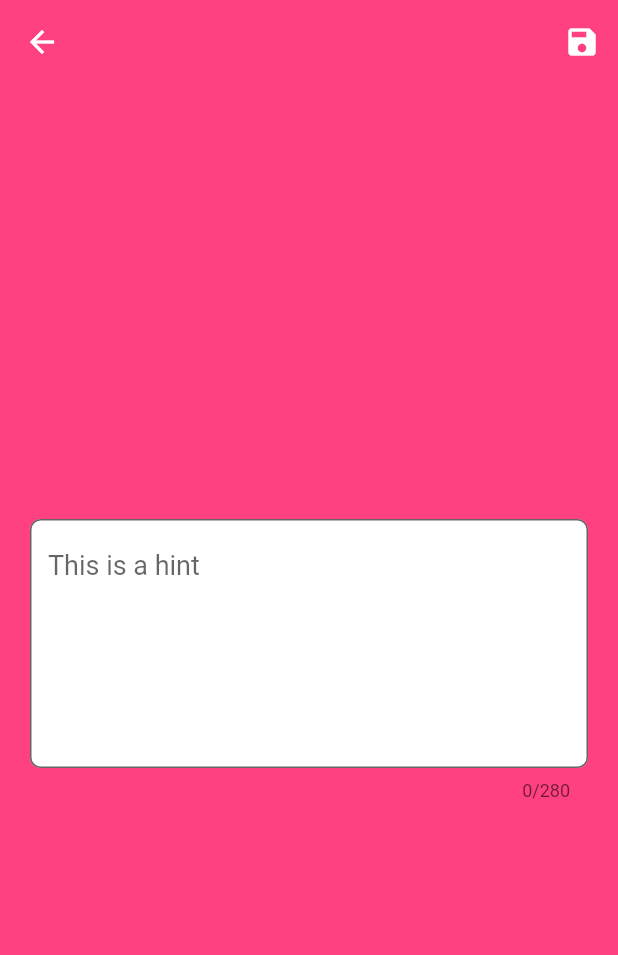
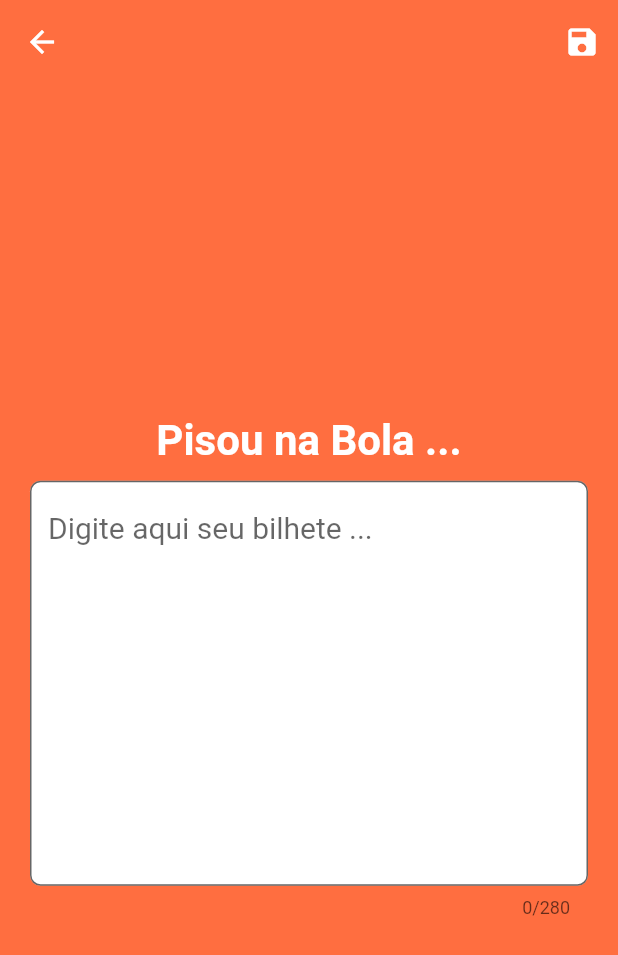
Before and after one commit to t00lmaker/lunnar, a Flutter app: the screen it shows after launch, after a tap on "Pisou na Bola", on a phone screen of 412 x 824 dp. Shown: the top 955 px of the screen. Run offline on Flutter 3.47's test engine with Material 2 defaults, Android fonts, the phone set to English and light mode, and no system bars.

Commit message:
- Melhorar estrutura de categorização. - melhorias visuais usando as melhorias de categorização.

```diff
--- /dev/null
+++ b/lib/categoria.dart
@@ -0,0 +1,14 @@
+import 'package:flutter/material.dart';
+import 'dart:core';
+
+class Categoria {
+  final String name;
+
+  final String description;
+
+  final IconData icon;
+
+  final Color color;
+
+  const Categoria(this.name, this.description, this.icon, this.color);
+}
--- /dev/null
+++ b/lib/categoria_enum.dart
@@ -0,0 +1,30 @@
+import 'package:flutter/material.dart';
+import 'dart:core';
+import './categoria.dart';
+
+class CategoriaEnum {
+  static const Categoria LOVE = const Categoria(
+      "love", "Te amo por isso", Icons.favorite, Colors.pinkAccent);
+
+  static const Categoria REMEMBER = const Categoria(
+      "remember", "Lembrei de você", Icons.add_alert, Colors.teal);
+
+  static const Categoria QUOTE = const Categoria(
+      "quote", "Só queria te dizer", Icons.format_quote, Colors.blue);
+
+  static const Categoria IDEIA = const Categoria(
+      "ideia", "Nós poderiamos", Icons.lightbulb_outline, Colors.deepPurple);
+
+  static const Categoria ALERT = const Categoria(
+      "alert", "Comportamento Suspeito", Icons.announcement, Colors.amber);
+
+  static const Categoria ERROR = const Categoria(
+      "error", "Pisou na Bola", Icons.block, Colors.deepOrangeAccent);
+
+  static const Categoria HATE =
+      const Categoria("hate", "Odeio quando", Icons.delete_forever, Colors.red);
+
+  static get values => [LOVE, REMEMBER, QUOTE, IDEIA, ALERT, ERROR, HATE];
+
+  CategoriaEnum._();
+}
--- a/lib/home_page.dart
+++ b/lib/home_page.dart
@@ -1,5 +1,7 @@
 import 'package:flutter/material.dart';
 import './registre_page.dart';
+import './categoria_enum.dart';
+import './categoria.dart';
 
 class HomePage extends StatefulWidget {
   @override
@@ -10,51 +12,51 @@ class _HomePageState extends State<HomePage> {
   @override
   Widget build(BuildContext context) {
     return new Scaffold(
-      backgroundColor: Colors.pinkAccent,
+      backgroundColor: Colors.white,
       body: new Center(
           child: new Container(
               child: new Column(
                   mainAxisAlignment: MainAxisAlignment.center,
                   children: <Widget>[
-            new ItemMainList(icon: Icons.favorite, text: 'Te amo por isso ...'),
+            new ItemMainList(categoria: CategoriaEnum.LOVE),
             new Divider(),
-            new ItemMainList(icon: Icons.add_alert, text: 'Lembrei de Você'),
+            new ItemMainList(categoria: CategoriaEnum.REMEMBER),
             new Divider(),
-            new ItemMainList(
-                icon: Icons.format_quote, text: 'Só queria te dizer ...'),
+            new ItemMainList(categoria: CategoriaEnum.QUOTE),
             new Divider(),
-            new ItemMainList(
-                icon: Icons.lightbulb_outline, text: 'Nós poderiamos ...'),
+            new ItemMainList(categoria: CategoriaEnum.IDEIA),
             new Divider(),
-            new ItemMainList(
-                icon: Icons.announcement, text: 'Comportamento Suspeito'),
+            new ItemMainList(categoria: CategoriaEnum.ALERT),
             new Divider(),
-            new ItemMainList(icon: Icons.block, text: 'Pisou na Bola'),
+            new ItemMainList(categoria: CategoriaEnum.ERROR),
             new Divider(),
-            new ItemMainList(icon: Icons.delete_forever, text: 'Odeio isso ...'),
+            new ItemMainList(categoria: CategoriaEnum.HATE)
           ]))),
     );
   }
 }
 
 class ItemMainList extends StatelessWidget {
-  final IconData icon;
-  final String text;
+  final Categoria categoria;
 
-  const ItemMainList({Key key, this.icon, this.text}) : super(key: key);
+  const ItemMainList({Key key, this.categoria}) : super(key: key);
 
   @override
   Widget build(BuildContext context) {
     return new ListTile(
-      leading: new Icon(this.icon, color: Colors.white, size: 42.0),
+      leading: new Icon(this.categoria.icon,
+          color: this.categoria.color, size: 42.0),
       title: new Text(
-        this.text,
-        style: TextStyle(
-            color: Colors.white, fontWeight: FontWeight.bold, fontSize: 24.0),
+        this.categoria.description,
+        style: new TextStyle(
+            color: this.categoria.color,
+            fontWeight: FontWeight.bold,
+            fontSize: 24.0),
       ),
       onTap: () {
         Navigator.of(context).push(new MaterialPageRoute(
-            builder: (BuildContext context) => new RegistrePage()));
+            builder: (BuildContext context) =>
+                new RegistrePage(categoria: this.categoria)));
       },
     );
   }
--- a/lib/registre_page.dart
+++ b/lib/registre_page.dart
@@ -1,24 +1,26 @@
 import 'package:flutter/material.dart';
+import './categoria.dart';
 
-class RegistrePage extends StatefulWidget {
-  @override
-  _RegistrePageState createState() => new _RegistrePageState();
-}
+class RegistrePage extends StatelessWidget {
+  final Categoria categoria;
 
-class _RegistrePageState extends State<RegistrePage> {
+  final Color textColor = Colors.white;
+
+  RegistrePage({Key key, @required this.categoria}) : super(key: key);
+
   @override
   Widget build(BuildContext context) {
     return new Scaffold(
         appBar: AppBar(
-          backgroundColor: Colors.pinkAccent,
+          backgroundColor: this.categoria.color,
           elevation: 0.0,
-          iconTheme: new IconThemeData(color: Colors.white),
+          iconTheme: new IconThemeData(color: this.textColor),
           actions: <Widget>[
             new IconButton(
                 icon: new Icon(Icons.save),
                 alignment: Alignment.center,
-                color: Colors.white,
-                tooltip: MaterialLocalizations.of(context).backButtonTooltip,
+                color: this.textColor,
+                tooltip: "Salvar",
                 onPressed: () {
                   Navigator.maybePop(context);
                 }),
@@ -26,28 +28,45 @@ class _RegistrePageState extends State<RegistrePage> {
         ),
         body: new Center(
             child: new Container(
-                color: Colors.pinkAccent,
-                padding: EdgeInsets.all(20.0),
+                color: this.categoria.color,
+                padding:
+                    EdgeInsets.only(top: 10, left: 20, right: 20, bottom: 10),
+                alignment: Alignment.center,
                 child: new Column(
                   mainAxisAlignment: MainAxisAlignment.center,
                   children: <Widget>[
+                    new Container(
+                      alignment: Alignment.center,
+                      margin: EdgeInsets.all(10.0),
+                      child: new Text(
+                        this.categoria.description + ' ...',
+                        style: new TextStyle(
+                            color: this.textColor,
+                            fontWeight: FontWeight.bold,
+                            fontSize: 28.0),
+                        textAlign: TextAlign.center,
+                      ),
+                    ),
                     new TextField(
                       keyboardType: TextInputType.multiline,
-                      maxLines: 6,
+                      maxLines: 10,
                       maxLength: 280,
-                      focusNode: null,
+                      autofocus: false,
                       decoration: new InputDecoration(
                           filled: true,
-                          fillColor: Colors.white,
-                          hintText: 'This is a hint',
-                          border: OutlineInputBorder(
-                            borderSide: BorderSide(style: BorderStyle.none, color: Colors.white, width: 0.0),
-                            borderRadius: BorderRadius.all(new Radius.circular(7.0))
-                          )),
-                      style: TextStyle(
-                        color: Colors.pinkAccent,
-                        fontSize: 18.0,
-                        ),
+                          fillColor: this.textColor,
+                          hintText: 'Digite aqui seu bilhete ...',
+                          border: new OutlineInputBorder(
+                              borderSide: new BorderSide(
+                                  style: BorderStyle.none,
+                                  color: this.categoria.color,
+                                  width: 0.0),
+                              borderRadius:
+                                  BorderRadius.all(Radius.circular(7.0)))),
+                      style: new TextStyle(
+                        color: this.categoria.color,
+                        fontSize: 20.0,
+                      ),
                     )
                   ],
                 ))));
```
Also changed, not shown: pubspec.lock, 5 other files.
